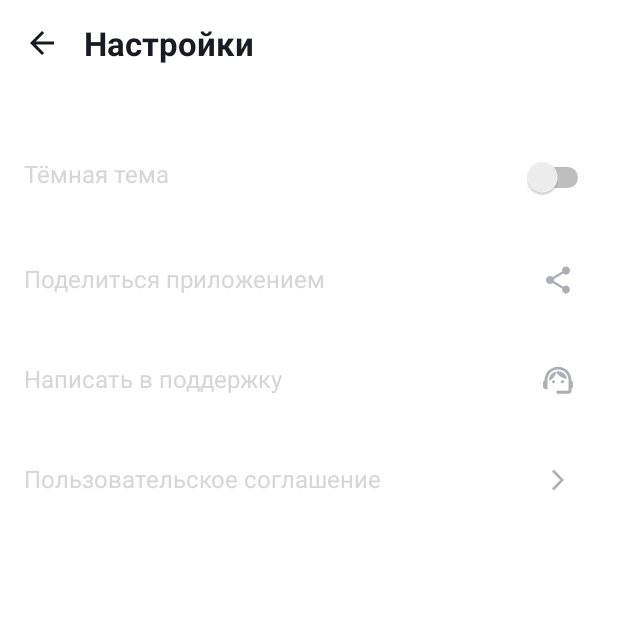
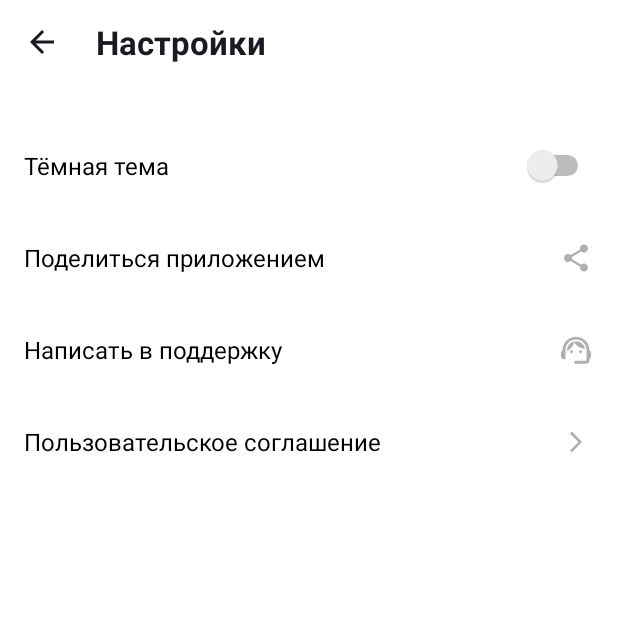
Before and after one commit to HUEY-news/PlaylistMaker, an Android app: the SettingsActivity screen opened directly, with no data from a screen before it, on a phone screen of 412 x 824 dp, the top half of it. Run offline under Robolectric (Android 15) with nearby library versions, the phone set to English and light mode, and no system bars.

Commit message:
fix: settings layout remake

```diff
--- a/app/src/main/java/com/practicum/playlistmaker/SettingsActivity.kt
+++ b/app/src/main/java/com/practicum/playlistmaker/SettingsActivity.kt
@@ -1,11 +1,18 @@
 package com.practicum.playlistmaker
 
+import android.content.Intent
 import androidx.appcompat.app.AppCompatActivity
 import android.os.Bundle
+import android.widget.ImageView
 
 class SettingsActivity : AppCompatActivity() {
     override fun onCreate(savedInstanceState: Bundle?) {
         super.onCreate(savedInstanceState)
         setContentView(R.layout.activity_settings)
+
+        val backButton = findViewById<ImageView>(R.id.button_back)
+        backButton.setOnClickListener{
+            startActivity(Intent(this@SettingsActivity, MainActivity::class.java))
+        }
     }
 }
--- a/app/src/main/res/layout/activity_main.xml
+++ b/app/src/main/res/layout/activity_main.xml
@@ -6,7 +6,7 @@
     android:layout_width="match_parent"
     android:layout_height="match_parent"
     android:orientation="vertical"
-    android:paddingHorizontal="16dp"
+    android:paddingHorizontal="@dimen/margin_medium"
 
     android:background="@color/YP_Blue" >
 
@@ -16,6 +16,7 @@
 
         android:text="@string/header_main"
         android:gravity="start|center"
+        android:textStyle="bold"
         android:textSize="@dimen/size_regular"
         android:textColor="@color/YP_White" />
 
@@ -26,6 +27,7 @@
         android:layout_weight="1"
         android:layout_marginTop="24dp"
         app:cornerRadius="@dimen/radius_medium"
+        android:backgroundTint="@color/YP_White"
 
         android:text="@string/search"
         android:gravity="center"
@@ -39,15 +41,16 @@
         app:iconPadding="@dimen/margin_small"
         app:iconTint="@color/YP_Black"
 
-        android:backgroundTint="@color/YP_White" />
+        android:foreground="?attr/selectableItemBackground" />
 
     <Button
         android:id="@+id/button_library"
         android:layout_width="match_parent"
         android:layout_height="0dp"
         android:layout_weight="1"
-        android:layout_marginVertical="16dp"
+        android:layout_marginVertical="@dimen/margin_medium"
         app:cornerRadius="@dimen/radius_medium"
+        android:backgroundTint="@color/YP_White"
 
         android:text="@string/library"
         android:gravity="center"
@@ -61,7 +64,7 @@
         app:iconPadding="@dimen/margin_small"
         app:iconTint="@color/YP_Black"
 
-        android:backgroundTint="@color/YP_White" />
+        android:foreground="?attr/selectableItemBackground" />
 
     <Button
         android:id="@+id/button_settings"
@@ -70,6 +73,7 @@
         android:layout_weight="1"
         android:layout_marginBottom="28dp"
         app:cornerRadius="@dimen/radius_medium"
+        android:backgroundTint="@color/YP_White"
 
         android:text="@string/settings"
         android:gravity="center"
@@ -83,6 +87,6 @@
         app:iconPadding="@dimen/margin_small"
         app:iconTint="@color/YP_Black"
 
-        android:backgroundTint="@color/YP_White" />
+        android:foreground="?attr/selectableItemBackground" />
 
 </LinearLayout>
--- a/app/src/main/res/layout/activity_settings.xml
+++ b/app/src/main/res/layout/activity_settings.xml
@@ -5,102 +5,126 @@
     android:layout_width="match_parent"
     android:layout_height="match_parent"
     android:orientation="vertical"
-    android:paddingHorizontal="@dimen/margin_medium">
+    android:paddingHorizontal="@dimen/margin_medium"
+
+    android:background="@color/white">
+
+    <FrameLayout
+        android:layout_width="match_parent"
+        android:layout_height="56dp" >
 
         <LinearLayout
             android:layout_width="match_parent"
-        android:layout_height="wrap_content"
+            android:layout_height="48dp"
             android:orientation="horizontal"
-        android:paddingTop="14dp"
-        android:paddingBottom="40dp">
+            android:layout_gravity="center" >
+
             <ImageView
+                android:id="@+id/button_back"
                 android:layout_width="wrap_content"
                 android:layout_height="wrap_content"
-            android:layout_marginRight="@dimen/margin_medium"
                 android:layout_gravity="center"
-            android:src="@drawable/ic_arrow_back"/>
+
+                android:src="@drawable/ic_arrow_back"
+                android:layout_marginRight="24dp"
+
+                android:foreground="?attr/selectableItemBackground" />
+
             <TextView
                 android:layout_width="wrap_content"
-            android:layout_height="wrap_content"
-            android:text="Настройки"
+                android:layout_height="match_parent"
+                android:layout_gravity="center"
+
+                android:text="@string/settings"
+                android:gravity="center"
+                android:textStyle="bold"
                 android:textSize="@dimen/size_regular"
-            android:textStyle="bold"
                 android:textColor="@color/YP_Black" />
+
         </LinearLayout>
-
-    <FrameLayout
-        android:layout_width="match_parent"
-        android:layout_height="wrap_content"
-        android:paddingVertical="@dimen/padding_vertical_settings_textview">
-        <TextView
-            android:layout_width="wrap_content"
-            android:layout_height="wrap_content"
-            android:layout_gravity="start"
-            android:text="@string/dark_theme"
-            android:textSize="@dimen/size_medium"
-            android:textColor="@color/YP_Deep_Black" />
-        <Switch
-            android:layout_width="wrap_content"
-            android:layout_height="wrap_content"
-            android:layout_gravity="end" />
     </FrameLayout>
 
     <FrameLayout
         android:layout_width="match_parent"
-        android:layout_height="wrap_content"
-        android:paddingVertical="@dimen/padding_vertical_settings_textview">
+        android:layout_height="@dimen/settings_frame_height"
+        android:layout_marginTop="24dp" >
+
         <TextView
             android:layout_width="wrap_content"
             android:layout_height="wrap_content"
-            android:layout_gravity="start"
+            android:layout_gravity="start|center"
+
+            android:text="@string/dark_theme"
+            android:textSize="@dimen/size_medium"
+            android:textColor="@color/black" />
+
+        <Switch
+            android:layout_width="wrap_content"
+            android:layout_height="wrap_content"
+            android:layout_gravity="end|center" />
+    </FrameLayout>
+
+    <FrameLayout
+        android:layout_width="match_parent"
+        android:layout_height="@dimen/settings_frame_height" >
+
+        <TextView
+            android:layout_width="wrap_content"
+            android:layout_height="wrap_content"
+            android:layout_gravity="start|center"
+
             android:text="@string/share_app"
             android:textSize="@dimen/size_medium"
-            android:textColor="@color/YP_Deep_Black" />
+            android:textColor="@color/black" />
+
         <ImageView
             android:layout_width="wrap_content"
             android:layout_height="wrap_content"
-            android:layout_gravity="end"
-            android:layout_marginHorizontal="@dimen/margin_horizontal_settings_imageview"
+            android:layout_gravity="end|center"
+
             android:src="@drawable/ic_share"/>
     </FrameLayout>
 
     <FrameLayout
         android:layout_width="match_parent"
-        android:layout_height="wrap_content"
-        android:paddingVertical="@dimen/padding_vertical_settings_textview">
+        android:layout_height="@dimen/settings_frame_height" >
+
         <TextView
             android:layout_width="wrap_content"
             android:layout_height="wrap_content"
-            android:layout_gravity="start"
+            android:layout_gravity="start|center"
+
             android:text="@string/write_to_support"
             android:textSize="@dimen/size_medium"
-            android:textColor="@color/YP_Deep_Black" />
+            android:textColor="@color/black" />
+
         <ImageView
             android:layout_width="wrap_content"
             android:layout_height="wrap_content"
-            android:layout_gravity="end"
-            android:layout_marginHorizontal="@dimen/margin_horizontal_settings_imageview"
+            android:layout_gravity="end|center"
+
             android:src="@drawable/ic_support"/>
     </FrameLayout>
 
     <FrameLayout
         android:layout_width="match_parent"
-        android:layout_height="wrap_content"
-        android:paddingVertical="@dimen/padding_vertical_settings_textview">
+        android:layout_height="@dimen/settings_frame_height" >
+
         <TextView
             android:layout_width="wrap_content"
             android:layout_height="wrap_content"
-            android:layout_gravity="start"
+            android:layout_gravity="start|center"
+
             android:text="@string/user_agreement"
             android:textSize="@dimen/size_medium"
-            android:textColor="@color/YP_Deep_Black" />
+            android:textColor="@color/black" />
+
         <ImageView
             android:layout_width="wrap_content"
             android:layout_height="wrap_content"
-            android:layout_gravity="end"
-            android:layout_marginHorizontal="@dimen/margin_horizontal_settings_imageview"
+            android:layout_gravity="end|center"
+
             android:src="@drawable/ic_arrow_forward"/>
     </FrameLayout>
 
-
 </LinearLayout>
--- a/app/src/main/res/values/colors.xml
+++ b/app/src/main/res/values/colors.xml
@@ -5,8 +5,8 @@
     <color name="purple_700">#FF3700B3</color>
     <color name="teal_200">#FF03DAC5</color>
     <color name="teal_700">#FF018786</color>
-    <color name="black">#00000000</color>
-    <color name="white">#FFFFFFFF</color>
+    <color name="black">#000000</color>
+    <color name="white">#FFFFFF</color>
 
     <!-- YANDEX PRACTICUM COLORS -->
     <color name="YP_White">#FFFFFF</color>
--- a/app/src/main/res/values/dimens.xml
+++ b/app/src/main/res/values/dimens.xml
@@ -17,7 +17,6 @@
     <dimen name="size_regular">22sp</dimen>
 
     <!-- SETTINGS DIMENS -->
-    <dimen name="padding_vertical_settings_textview">21dp</dimen>
-    <dimen name="margin_horizontal_settings_imageview">12dp</dimen>
+    <dimen name="settings_frame_height">61dp</dimen>
 
 </resources>
```
Lines whose indentation alone changed are shown as unchanged.
